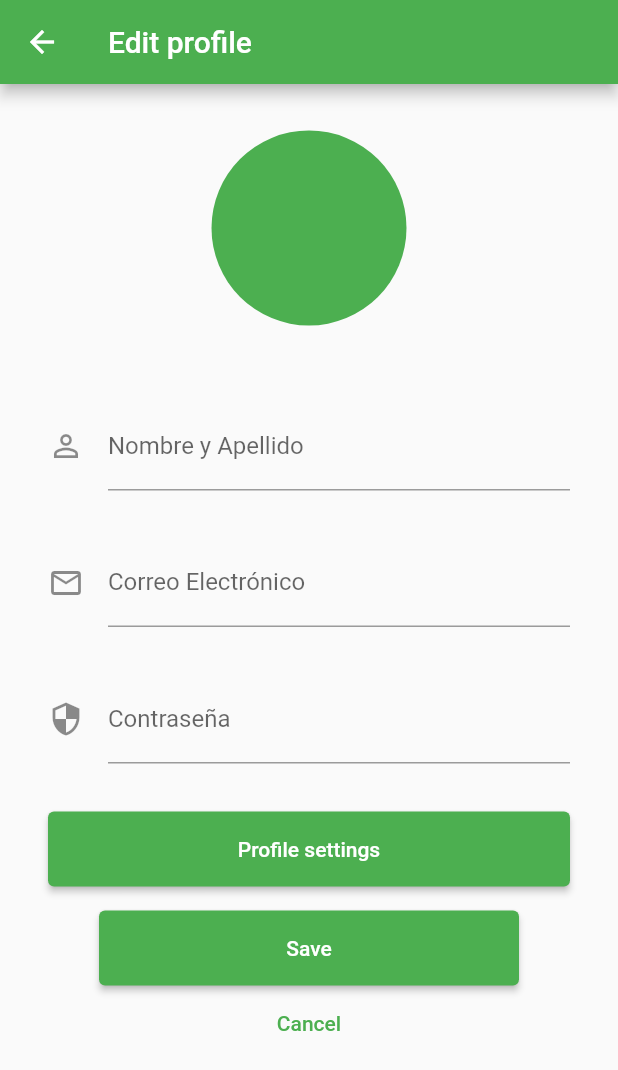
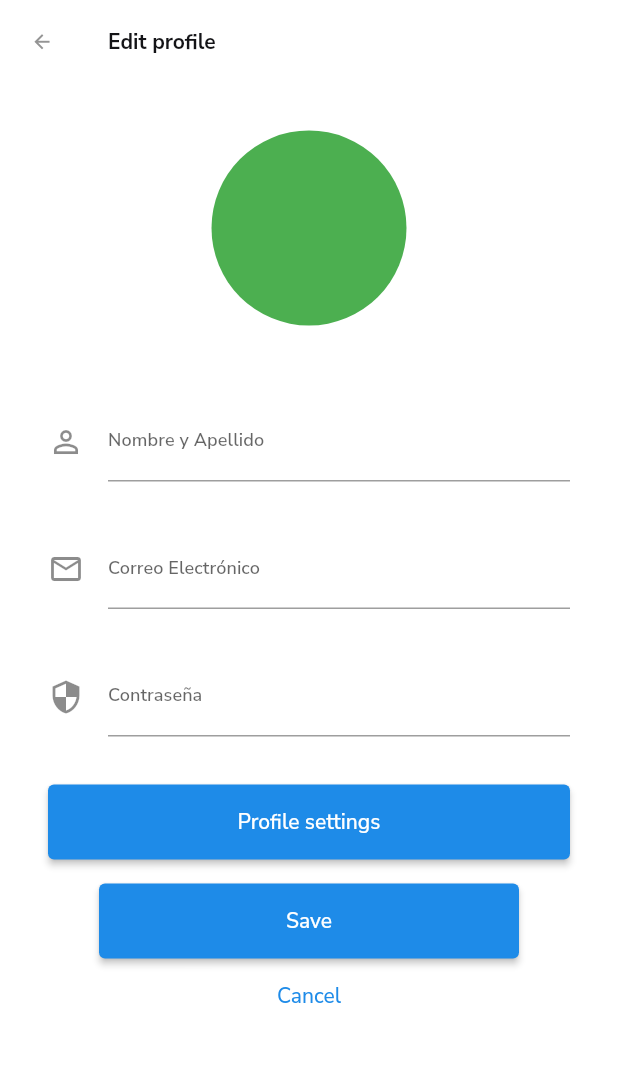
Before and after one commit to Richard-ece/JamReStore-1, a Flutter app: the EditProfilePage screen opened by its route, on a phone screen of 412 x 824 dp. Shown: the top 1070 px of the screen. Run offline on Flutter 3.47's test engine with Material 2 defaults, Android fonts, the phone set to English and light mode, and no system bars; our stand-ins replace bloc, cached_network_image, dio, equatable, flutter_bloc, flutter_hooks and 5 more; generated files the repository leaves out were written again; key blocks and very long unbroken strings in the code were emptied for the run.

Commit message:
Add theme

```diff
--- a/lib/app.dart
+++ b/lib/app.dart
@@ -26,7 +26,7 @@ class App extends StatelessWidget {
           ],
           child: MaterialApp(
             title: 'JamReStore',
-            theme: theme,
+            theme: AppTheme.light,
             routes: routes,
             locale: locale.locale,
             home: const WelcomePage(),
--- /dev/null
+++ b/lib/styles/color_theme.dart
@@ -0,0 +1,28 @@
+import 'package:flutter/material.dart';
+
+abstract class ColorTheme {
+  //Primary Colors
+  static const blue = Color(0xff1E8BE8);
+  static const black = Color(0xff3A4C5A);
+  static const white = Color(0xffFFFFFF);
+
+  //Secondary Colors
+  static const errorRed = Color(0xffFF4D4D);
+  static const warningYellow = Color(0xffFFD84D);
+  static const successGreen = Color(0xff36B368);
+  static const gold = Color(0xffFF9900);
+  static const lightRed = Color(0xffFFE6E6);
+  static const lightYellow = Color(0xffFFF9E6);
+  static const lightGreen = Color(0xffE6FFF0);
+
+  //Icon Colors
+  static const grey2 = Color(0xff949494);
+
+  //Text Colors
+  static const textBlack = Color(0xff141417);
+  static const text = Color(0xff3b3b3b);
+
+  // static const grey = Color(0xff606068);
+  static const grey = Color(0xff7D8D9B);
+  static const grey3 = Color(0xffcccccd);
+}
--- /dev/null
+++ b/lib/styles/text_styles_app.dart
@@ -0,0 +1,129 @@
+import 'package:flutter/material.dart';
+import 'package:jam_re_store/styles/color_theme.dart';
+import 'package:google_fonts/google_fonts.dart';
+
+class TextStyleApp {
+  static final bodyXs = (Color color) => GoogleFonts.nunitoSans().copyWith(
+        color: color,
+        fontSize: 12,
+        fontWeight: FontWeight.w400,
+        fontStyle: FontStyle.normal,
+      );
+
+  static final bodyS = (Color color) => GoogleFonts.nunitoSans().copyWith(
+        color: color,
+        fontSize: 14,
+        fontWeight: FontWeight.w400,
+        fontStyle: FontStyle.normal,
+      );
+
+  static final bodyBase = (Color color) => GoogleFonts.nunitoSans().copyWith(
+        color: color,
+        fontSize: 16,
+        fontWeight: FontWeight.w400,
+        fontStyle: FontStyle.normal,
+      );
+
+  static final bodyL = (Color color) => GoogleFonts.nunitoSans().copyWith(
+        color: color,
+        fontSize: 18,
+        fontWeight: FontWeight.w400,
+        fontStyle: FontStyle.normal,
+      );
+
+  static final bodyXl = (Color color) => GoogleFonts.nunitoSans().copyWith(
+        color: color,
+        fontSize: 20,
+        fontWeight: FontWeight.w400,
+        fontStyle: FontStyle.normal,
+      );
+
+  static final postBodyXs =
+      (Color color) => GoogleFonts.merriweather().copyWith(
+            color: color,
+            fontSize: 12,
+            fontWeight: FontWeight.w400,
+            fontStyle: FontStyle.normal,
+          );
+
+  static final labelXs = (Color color) => GoogleFonts.nunitoSans().copyWith(
+        color: color,
+        fontSize: 12,
+        fontWeight: FontWeight.w600,
+        fontStyle: FontStyle.normal,
+      );
+
+  static final labelS = (Color color) => GoogleFonts.nunitoSans().copyWith(
+        color: color,
+        fontSize: 14,
+        fontWeight: FontWeight.w700,
+        fontStyle: FontStyle.normal,
+      );
+
+  static final labelBase = (Color color) => GoogleFonts.nunitoSans().copyWith(
+        color: color,
+        fontSize: 16,
+        fontWeight: FontWeight.w700,
+        fontStyle: FontStyle.normal,
+      );
+
+  static final labelL = (Color color) => GoogleFonts.nunitoSans().copyWith(
+        color: color,
+        fontSize: 18,
+        fontWeight: FontWeight.w700,
+        fontStyle: FontStyle.normal,
+      );
+
+  static final labelXl = (Color color) => GoogleFonts.nunitoSans().copyWith(
+        color: color,
+        fontSize: 20,
+        fontWeight: FontWeight.w700,
+        fontStyle: FontStyle.normal,
+      );
+
+  static final headlinesXs = (Color color) => GoogleFonts.nunitoSans().copyWith(
+        color: color,
+        fontSize: 16,
+        fontWeight: FontWeight.w800,
+        fontStyle: FontStyle.normal,
+      );
+
+  static final headlinesS = (Color color) => GoogleFonts.nunitoSans().copyWith(
+        color: color,
+        fontSize: 18,
+        fontWeight: FontWeight.w800,
+        fontStyle: FontStyle.normal,
+      );
+
+  static final headlinesBase =
+      (Color color) => GoogleFonts.nunitoSans().copyWith(
+            color: color,
+            fontSize: 20,
+            fontWeight: FontWeight.w800,
+            fontStyle: FontStyle.normal,
+          );
+
+  static final headlinesL = (Color color) => GoogleFonts.nunitoSans().copyWith(
+        color: color,
+        fontSize: 24,
+        fontWeight: FontWeight.w800,
+        fontStyle: FontStyle.normal,
+      );
+
+  static final headlinesXl = (Color color) => GoogleFonts.nunitoSans().copyWith(
+        color: color,
+        fontSize: 28,
+        fontWeight: FontWeight.w800,
+        fontStyle: FontStyle.normal,
+      );
+
+  static final headlinesXxl =
+      (Color color) => GoogleFonts.nunitoSans().copyWith(
+            color: color,
+            fontSize: 32,
+            fontWeight: FontWeight.w900,
+            fontStyle: FontStyle.normal,
+          );
+
+  static final appBar = labelS(ColorTheme.textBlack);
+}
--- a/lib/styles/theme.dart
+++ b/lib/styles/theme.dart
@@ -1,5 +1,38 @@
 import 'package:flutter/material.dart';
+import 'package:google_fonts/google_fonts.dart';
+import 'package:jam_re_store/styles/color_theme.dart';
+import 'package:jam_re_store/styles/text_styles_app.dart';
+import 'package:jam_re_store/styles/theme_text.dart';
 
-var theme = ThemeData(
-  primarySwatch: Colors.green,
-);
+class AppTheme {
+  static ThemeData get light => ThemeData(
+        // Define the default brightness and colors.
+        primaryColor: ColorTheme.blue,
+        colorScheme: ColorScheme(
+          primary: ColorTheme.blue,
+          secondary: ColorTheme.black,
+          background: ColorTheme.white,
+          onBackground: ColorTheme.white,
+          surface: const ColorScheme.light().surface,
+          error: ColorTheme.errorRed,
+          onPrimary: const ColorScheme.light().onPrimary,
+          onSecondary: const ColorScheme.light().onSecondary,
+          onSurface: const ColorScheme.light().onSurface,
+          onError: const ColorScheme.light().onError,
+          brightness: const ColorScheme.light().brightness,
+        ),
+        backgroundColor: ColorTheme.white,
+        scaffoldBackgroundColor: ColorTheme.white,
+        fontFamily: GoogleFonts.nunitoSans().fontFamily,
+        textTheme: AppTextTheme(),
+        appBarTheme: AppBarTheme(
+          titleTextStyle: TextStyleApp.appBar,
+          backgroundColor: ColorTheme.white,
+          elevation: 0,
+          iconTheme: const IconThemeData(
+            color: ColorTheme.grey2,
+            size: 15,
+          ),
+        ),
+      );
+}
--- /dev/null
+++ b/lib/styles/theme_text.dart
@@ -0,0 +1,72 @@
+import 'package:flutter/material.dart';
+import 'package:google_fonts/google_fonts.dart';
+import 'package:jam_re_store/styles/color_theme.dart';
+
+class AppTextTheme extends TextTheme {
+  static final _baseTheme = GoogleFonts.nunitoSansTextTheme();
+  static final _bodyTheme = GoogleFonts.merriweatherTextTheme();
+  AppTextTheme()
+      : super(
+          headline1: _baseTheme.headline1?.copyWith(
+              fontSize: 28.0,
+              fontWeight: FontWeight.w800,
+              color: ColorTheme.black),
+          headline2: _baseTheme.headline2?.copyWith(
+              fontSize: 24.0,
+              fontWeight: FontWeight.w800,
+              letterSpacing: -0.96,
+              color: ColorTheme.black),
+          headline3: _baseTheme.headline3?.copyWith(
+              fontSize: 18.0,
+              fontWeight: FontWeight.w800,
+              color: ColorTheme.text),
+          headline4: _baseTheme.headline4?.copyWith(
+              fontSize: 14.0,
+              letterSpacing: 0.07,
+              fontWeight: FontWeight.w700,
+              color: ColorTheme.text),
+          headline5: _baseTheme.headline5?.copyWith(
+              fontSize: 19.0,
+              fontWeight: FontWeight.w400,
+              color: ColorTheme.grey),
+          headline6: _baseTheme.headline6?.copyWith(
+              fontSize: 15.0,
+              fontWeight: FontWeight.w400,
+              color: ColorTheme.grey),
+          //
+          bodyText1: _bodyTheme.bodyText1?.copyWith(
+            fontSize: 16.0,
+            color: ColorTheme.black,
+            fontWeight: FontWeight.w400,
+            height: 1.7,
+            letterSpacing: 0.08,
+          ),
+          bodyText2: _baseTheme.headline6?.copyWith(
+              fontSize: 15.0,
+              fontWeight: FontWeight.w400,
+              color: ColorTheme.grey),
+          //
+          caption: _baseTheme.caption?.copyWith(
+              fontSize: 10.0,
+              fontWeight: FontWeight.normal,
+              color: ColorTheme.grey2),
+          //
+          subtitle1: _baseTheme.subtitle1?.copyWith(
+              fontSize: 12.0,
+              fontWeight: FontWeight.w600,
+              letterSpacing: 0.065,
+              color: Colors.grey),
+          subtitle2: _baseTheme.subtitle2?.copyWith(
+              fontSize: 12.0,
+              fontWeight: FontWeight.w600,
+              letterSpacing: 0.065,
+              color: ColorTheme.text),
+          //
+          button: _baseTheme.button?.copyWith(
+              fontSize: 16.0,
+              fontWeight: FontWeight.w600,
+              color: ColorTheme.white),
+          //
+          overline: _baseTheme.overline,
+        );
+}
--- a/pubspec.yaml
+++ b/pubspec.yaml
@@ -42,6 +42,8 @@ dependencies:
 
   intl_phone_number_input: ^0.7.0+2
 
+  google_fonts: ^2.3.1
+
 dev_dependencies:
 
   flutter_test:
```
Also changed, not shown: pubspec.lock.
